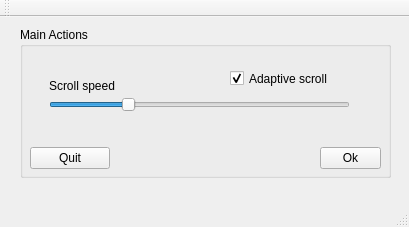
Before: the Qt Designer form mainwindow.ui in z80-ro/TrayKeys, drawn with Qt 5.
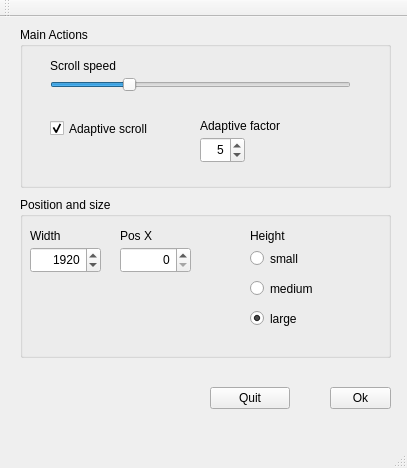
After: the same form once the commit is applied.

The edit to the form file:
```diff
--- a/mainwindow.ui
+++ b/mainwindow.ui
@@ -6,8 +6,8 @@
    <rect>
     <x>0</x>
     <y>0</y>
-    <width>409</width>
-    <height>227</height>
+    <width>407</width>
+    <height>468</height>
    </rect>
   </property>
   <property name="windowTitle">
@@ -20,50 +20,18 @@
       <x>20</x>
       <y>10</y>
       <width>371</width>
-      <height>151</height>
+      <height>161</height>
      </rect>
     </property>
     <property name="title">
      <string>Main Actions</string>
     </property>
-    <widget class="QPushButton" name="QuitButton">
-     <property name="geometry">
-      <rect>
-       <x>10</x>
-       <y>120</y>
-       <width>80</width>
-       <height>22</height>
-      </rect>
-     </property>
-     <property name="toolTip">
-      <string>Quit this application</string>
-     </property>
-     <property name="text">
-      <string>Quit</string>
-     </property>
-    </widget>
-    <widget class="QPushButton" name="OkButton">
-     <property name="geometry">
-      <rect>
-       <x>300</x>
-       <y>120</y>
-       <width>61</width>
-       <height>22</height>
-      </rect>
-     </property>
-     <property name="toolTip">
-      <string>Accept the changes and continue using this program</string>
-     </property>
-     <property name="text">
-      <string>Ok</string>
-     </property>
-    </widget>
     <widget class="QCheckBox" name="checkBox">
      <property name="geometry">
       <rect>
-       <x>210</x>
-       <y>40</y>
-       <width>111</width>
+       <x>30</x>
+       <y>90</y>
+       <width>141</width>
        <height>23</height>
       </rect>
      </property>
@@ -77,8 +45,8 @@
     <widget class="QSlider" name="scroll_speed">
      <property name="geometry">
       <rect>
-       <x>29</x>
-       <y>70</y>
+       <x>30</x>
+       <y>50</y>
        <width>301</width>
        <height>16</height>
       </rect>
@@ -99,9 +67,9 @@
     <widget class="QLabel" name="label">
      <property name="geometry">
       <rect>
-       <x>29</x>
-       <y>50</y>
-       <width>71</width>
+       <x>30</x>
+       <y>30</y>
+       <width>91</width>
        <height>17</height>
       </rect>
      </property>
@@ -109,6 +77,208 @@
       <string>Scroll speed</string>
      </property>
     </widget>
+    <widget class="QSpinBox" name="spinBox">
+     <property name="geometry">
+      <rect>
+       <x>180</x>
+       <y>110</y>
+       <width>45</width>
+       <height>26</height>
+      </rect>
+     </property>
+     <property name="alignment">
+      <set>Qt::AlignRight|Qt::AlignTrailing|Qt::AlignVCenter</set>
+     </property>
+     <property name="minimum">
+      <number>1</number>
+     </property>
+     <property name="maximum">
+      <number>30</number>
+     </property>
+     <property name="value">
+      <number>5</number>
+     </property>
+    </widget>
+    <widget class="QLabel" name="label_5">
+     <property name="geometry">
+      <rect>
+       <x>180</x>
+       <y>90</y>
+       <width>131</width>
+       <height>17</height>
+      </rect>
+     </property>
+     <property name="text">
+      <string>Adaptive factor</string>
+     </property>
+    </widget>
+   </widget>
+   <widget class="QPushButton" name="OkButton">
+    <property name="geometry">
+     <rect>
+      <x>330</x>
+      <y>370</y>
+      <width>61</width>
+      <height>22</height>
+     </rect>
+    </property>
+    <property name="toolTip">
+     <string>Accept the changes and continue using this program</string>
+    </property>
+    <property name="text">
+     <string>Ok</string>
+    </property>
+   </widget>
+   <widget class="QPushButton" name="QuitButton">
+    <property name="geometry">
+     <rect>
+      <x>210</x>
+      <y>370</y>
+      <width>80</width>
+      <height>22</height>
+     </rect>
+    </property>
+    <property name="toolTip">
+     <string>Quit this application</string>
+    </property>
+    <property name="text">
+     <string>Quit</string>
+    </property>
+   </widget>
+   <widget class="QGroupBox" name="groupBox_2">
+    <property name="geometry">
+     <rect>
+      <x>20</x>
+      <y>180</y>
+      <width>371</width>
+      <height>161</height>
+     </rect>
+    </property>
+    <property name="title">
+     <string>Position and size</string>
+    </property>
+    <widget class="QLabel" name="label_3">
+     <property name="geometry">
+      <rect>
+       <x>10</x>
+       <y>30</y>
+       <width>101</width>
+       <height>17</height>
+      </rect>
+     </property>
+     <property name="text">
+      <string>Width</string>
+     </property>
+    </widget>
+    <widget class="QSpinBox" name="spin_width">
+     <property name="geometry">
+      <rect>
+       <x>10</x>
+       <y>50</y>
+       <width>71</width>
+       <height>26</height>
+      </rect>
+     </property>
+     <property name="alignment">
+      <set>Qt::AlignRight|Qt::AlignTrailing|Qt::AlignVCenter</set>
+     </property>
+     <property name="minimum">
+      <number>1</number>
+     </property>
+     <property name="maximum">
+      <number>3840</number>
+     </property>
+     <property name="value">
+      <number>1920</number>
+     </property>
+    </widget>
+    <widget class="QSpinBox" name="spin_width_2">
+     <property name="geometry">
+      <rect>
+       <x>100</x>
+       <y>50</y>
+       <width>71</width>
+       <height>26</height>
+      </rect>
+     </property>
+     <property name="alignment">
+      <set>Qt::AlignRight|Qt::AlignTrailing|Qt::AlignVCenter</set>
+     </property>
+     <property name="maximum">
+      <number>3840</number>
+     </property>
+     <property name="value">
+      <number>0</number>
+     </property>
+    </widget>
+    <widget class="QLabel" name="label_4">
+     <property name="geometry">
+      <rect>
+       <x>100</x>
+       <y>30</y>
+       <width>101</width>
+       <height>17</height>
+      </rect>
+     </property>
+     <property name="text">
+      <string>Pos X</string>
+     </property>
+    </widget>
+    <widget class="QRadioButton" name="radioButton">
+     <property name="geometry">
+      <rect>
+       <x>230</x>
+       <y>50</y>
+       <width>96</width>
+       <height>23</height>
+      </rect>
+     </property>
+     <property name="text">
+      <string>small</string>
+     </property>
+    </widget>
+    <widget class="QRadioButton" name="radioButton_2">
+     <property name="geometry">
+      <rect>
+       <x>230</x>
+       <y>80</y>
+       <width>96</width>
+       <height>23</height>
+      </rect>
+     </property>
+     <property name="text">
+      <string>medium</string>
+     </property>
+    </widget>
+    <widget class="QRadioButton" name="radioButton_3">
+     <property name="geometry">
+      <rect>
+       <x>230</x>
+       <y>110</y>
+       <width>96</width>
+       <height>23</height>
+      </rect>
+     </property>
+     <property name="text">
+      <string>large</string>
+     </property>
+     <property name="checked">
+      <bool>true</bool>
+     </property>
+    </widget>
+    <widget class="QLabel" name="label_6">
+     <property name="geometry">
+      <rect>
+       <x>230</x>
+       <y>30</y>
+       <width>101</width>
+       <height>17</height>
+      </rect>
+     </property>
+     <property name="text">
+      <string>Height</string>
+     </property>
+    </widget>
    </widget>
   </widget>
   <widget class="QStatusBar" name="statusBar"/>
```
Left out of the diff: 124 changed lines with no effect on the pictures.
